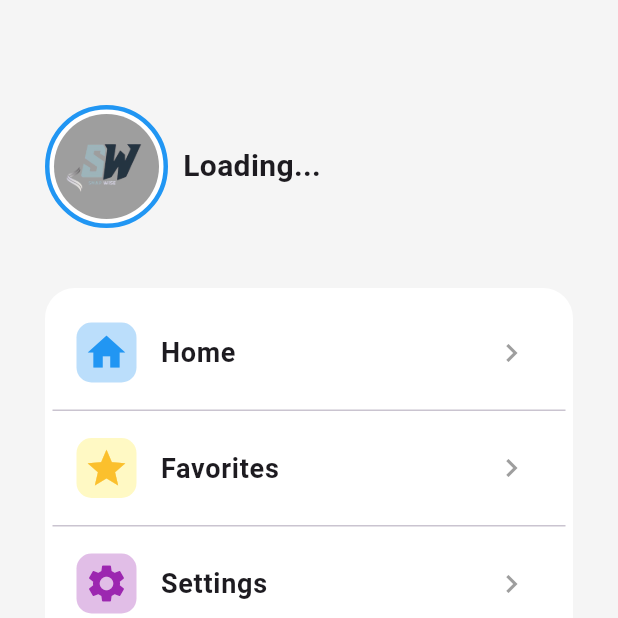
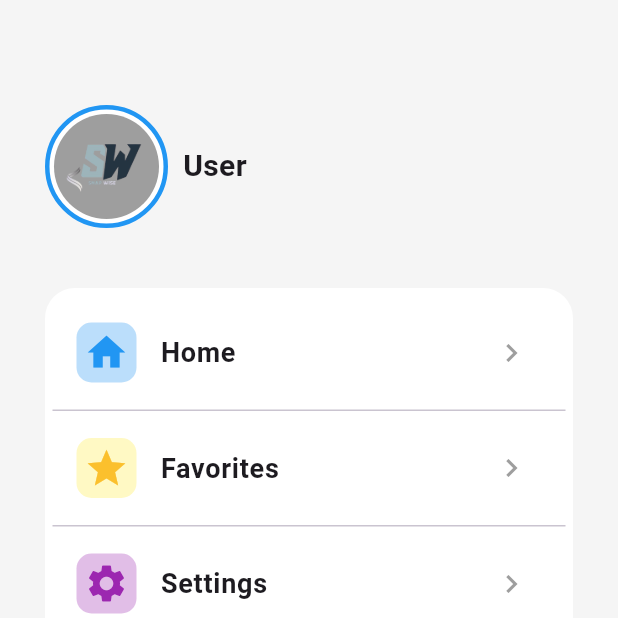
Before and after one commit to rmanales10/SnapWise, a Flutter app: the ProfilePage screen opened by its route, on a phone screen of 412 x 824 dp, the top half of it. Run offline on Flutter 3.47's test engine with Material 3 defaults, Android fonts, the phone set to English and light mode, and no system bars; our stand-ins replace cloud_firestore, firebase_auth, firebase_core, fl_chart, flutter_image_compress, flutter_local_notifications and 11 more; missing offline and left inert: dart:html, emailjs, encrypt, mailer; accounts and stored records are empty.

Commit message:
Sms done

```diff
--- a/lib/app/auth_screens/register/success.dart
+++ b/lib/app/auth_screens/register/success.dart
@@ -1,8 +1,7 @@
 import 'package:flutter/material.dart';
 
 class RegistrationSuccessPage extends StatelessWidget {
-  final bool isTablet =
-      MediaQueryData.fromView(
+  final bool isTablet = MediaQueryData.fromView(
         // ignore: deprecated_member_use
         WidgetsBinding.instance.window,
       ).size.shortestSide >
@@ -16,7 +15,7 @@ class RegistrationSuccessPage extends StatelessWidget {
       body: SafeArea(
         child: Center(
           child: Padding(
-            padding:  EdgeInsets.symmetric(horizontal: isTablet ? 50 : 24),
+            padding: EdgeInsets.symmetric(horizontal: isTablet ? 50 : 24),
             child: Column(
               mainAxisAlignment: MainAxisAlignment.center,
               children: [
--- a/lib/app/auth_screens/sms_service/sms_service.dart
+++ b/lib/app/auth_screens/sms_service/sms_service.dart
@@ -7,8 +7,7 @@ import '../../../services/snackbar_service.dart';
 class SmsService extends GetxController {
   // Semaphore API configuration
   static const String _baseUrl = 'https://api.semaphore.co/api/v4/messages';
-  static const String _apiKey =
-      'c6743576f5f28b8c6d5e429813d8d6ce'; // Replace with your actual API key
+  static const String _apiKey = 'c6743576f5f28b8c6d5e429813d8d6ce';
   static const String _senderName = 'ABESO';
 
   // Observable variables
--- a/lib/app/profile/profile.dart
+++ b/lib/app/profile/profile.dart
@@ -79,7 +79,9 @@ class _ProfilePageState extends State<ProfilePage> {
                         Text(
                           profileController.username.value.isNotEmpty
                               ? profileController.username.value
-                              : 'Loading...',
+                              : profileController.email.value.isNotEmpty
+                                  ? profileController.email.value.split('@')[0]
+                                  : 'User',
                           style: TextStyle(
                             fontSize:
                                 isTablet ? 25 : 20, // Larger text for tablets
--- a/lib/app/profile/profile_controller.dart
+++ b/lib/app/profile/profile_controller.dart
@@ -1,11 +1,13 @@
 import 'package:cloud_firestore/cloud_firestore.dart';
 import 'package:firebase_auth/firebase_auth.dart';
 import 'package:get/get.dart';
+import 'package:get_storage/get_storage.dart';
 import 'dart:developer' as developer;
 
 class ProfileController extends GetxController {
   final FirebaseFirestore _firestore = FirebaseFirestore.instance;
   final FirebaseAuth _auth = FirebaseAuth.instance;
+  final GetStorage _storage = GetStorage();
   RxString username = ''.obs;
   RxString email = ''.obs;
   RxString photoUrl = ''.obs;
@@ -13,7 +15,23 @@ class ProfileController extends GetxController {
   @override
   void onInit() {
     super.onInit();
+    // Set immediate fallback values to avoid showing "Loading..."
+    _setInitialValues();
     fetchProfileData();
+  }
+
+  void _setInitialValues() {
+    final User? user = _auth.currentUser;
+    if (user != null) {
+      // Set immediate fallback from local storage or email
+      final storedUsername = _storage.read<String>('userDisplayName');
+      username.value = storedUsername ??
+          user.displayName ??
+          user.email?.split('@')[0] ??
+          'User';
+      email.value = user.email ?? '';
+      photoUrl.value = user.photoURL ?? '';
+    }
   }
 
   Future<void> fetchProfileData() async {
@@ -34,9 +52,10 @@ class ProfileController extends GetxController {
         final data = snapshot.data() as Map<String, dynamic>;
         developer.log('Firestore data: $data');
 
-        // Priority: displayName (Google) > username (Email/Password) > Firebase Auth displayName > email
+        // Priority: displayName (Google) > username (Email/Password) > Local Storage > Firebase Auth displayName > email prefix
         username.value = data['displayName'] ??
             data['username'] ??
+            _storage.read<String>('userDisplayName') ??
             user.displayName ??
             user.email?.split('@')[0] ??
             'User';
@@ -44,19 +63,38 @@ class ProfileController extends GetxController {
         email.value = data['email'] ?? user.email ?? '';
         photoUrl.value = data['photoUrl'] ?? user.photoURL ?? '';
 
+        // Update local storage with the fetched username
+        if (username.value.isNotEmpty && username.value != 'User') {
+          await _storage.write('userDisplayName', username.value);
+        }
+
         developer.log('Username set to: ${username.value}');
       } else {
-        // Fallback to Firebase Auth data if Firestore doesn't have the user
-        developer.log('No Firestore data, using Firebase Auth data');
-        username.value =
-            user.displayName ?? user.email?.split('@')[0] ?? 'User';
+        // Fallback to local storage or Firebase Auth data if Firestore doesn't have the user
+        developer.log(
+            'No Firestore data, using local storage or Firebase Auth data');
+        final storedUsername = _storage.read<String>('userDisplayName');
+        username.value = storedUsername ??
+            user.displayName ??
+            user.email?.split('@')[0] ??
+            'User';
         email.value = user.email ?? '';
         photoUrl.value = user.photoURL ?? '';
       }
     } catch (e) {
       developer.log('Error fetching profile data: $e');
-      // Set default values on error
-      username.value = 'User';
+      // Set default values on error, but keep existing values if they exist
+      final User? user = _auth.currentUser;
+      if (username.value.isEmpty || username.value == 'Loading...') {
+        final storedUsername = _storage.read<String>('userDisplayName');
+        username.value = storedUsername ??
+            user?.displayName ??
+            user?.email?.split('@')[0] ??
+            'User';
+      }
+      if (email.value.isEmpty && user?.email != null) {
+        email.value = user!.email!;
+      }
     }
   }
 }
```
Also changed, not shown: lib/app/budget/budget.dart (+57 -9 lines), lib/services/notification_service.dart (+113 -0 lines), 1 other file.
